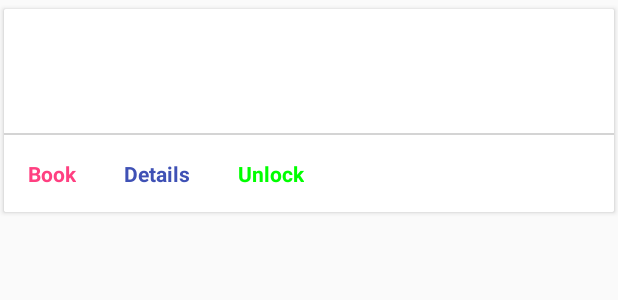
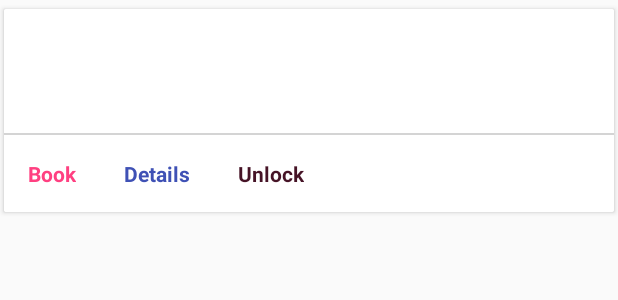
Before and after one commit to marwanad/Meetr, an Android app: the layout item_room.xml on its own in the app's theme, with its tools: preview values and no code run, on a phone screen of 412 x 824 dp. Shown: the top 300 px of the screen. Run offline under Robolectric (Android 15) with nearby library versions, the phone set to English and light mode, and no system bars.

Commit message:
color changes

```diff
--- a/app/src/main/res/values/colors.xml
+++ b/app/src/main/res/values/colors.xml
@@ -4,7 +4,7 @@
     <color name="primaryDark">#303F9F</color>
     <color name="colorAccent">#FF4081</color>
     <color name="white">#fff</color>
-    <color name="green">#00FF00</color>
+    <color name="green">#461326</color>
     <color name="lgrey">#fafafa</color>
     <color name="lighterGrey">#D4D4D4</color>
     <color name="line_grey">#D7D7D7</color>
```
